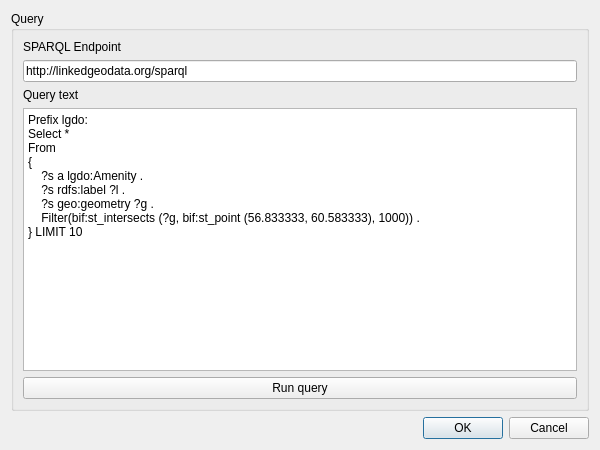
Above: ui_lgd.ui from stepankuzmin/lgd before the change. Below: the same form after it.
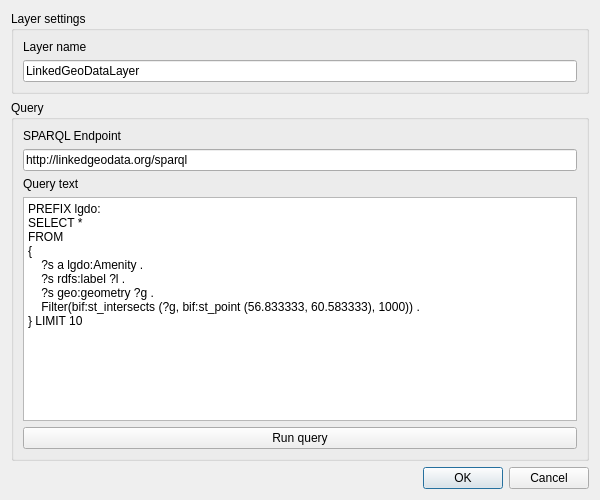
That is the form after the change.

```diff
--- a/ui_lgd.ui
+++ b/ui_lgd.ui
@@ -7,13 +7,36 @@
     <x>0</x>
     <y>0</y>
     <width>600</width>
-    <height>450</height>
+    <height>500</height>
    </rect>
   </property>
   <property name="windowTitle">
    <string>LinkedGeoData query tool</string>
   </property>
   <layout class="QVBoxLayout" name="verticalLayout_2">
+   <item>
+    <widget class="QGroupBox" name="layerSettingsGroupBox">
+     <property name="title">
+      <string>Layer settings</string>
+     </property>
+     <layout class="QVBoxLayout" name="verticalLayout_3">
+      <item>
+       <widget class="QLabel" name="layerNameLabel">
+        <property name="text">
+         <string>Layer name</string>
+        </property>
+       </widget>
+      </item>
+      <item>
+       <widget class="QLineEdit" name="layerNameLineEdit">
+        <property name="text">
+         <string>LinkedGeoDataLayer</string>
+        </property>
+       </widget>
+      </item>
+     </layout>
+    </widget>
+   </item>
    <item>
     <widget class="QGroupBox" name="querySettingsGroupBox">
      <property name="title">
@@ -44,9 +67,9 @@
       <item>
        <widget class="QPlainTextEdit" name="queryPlainTextEdit">
         <property name="plainText">
-         <string>Prefix lgdo: &lt;http://linkedgeodata.org/ontology/&gt;
-Select *
-From &lt;http://linkedgeodata.org&gt;
+         <string>PREFIX lgdo: &lt;http://linkedgeodata.org/ontology/&gt;
+SELECT *
+FROM &lt;http://linkedgeodata.org&gt;
 {
     ?s a lgdo:Amenity .
     ?s rdfs:label ?l .
```
